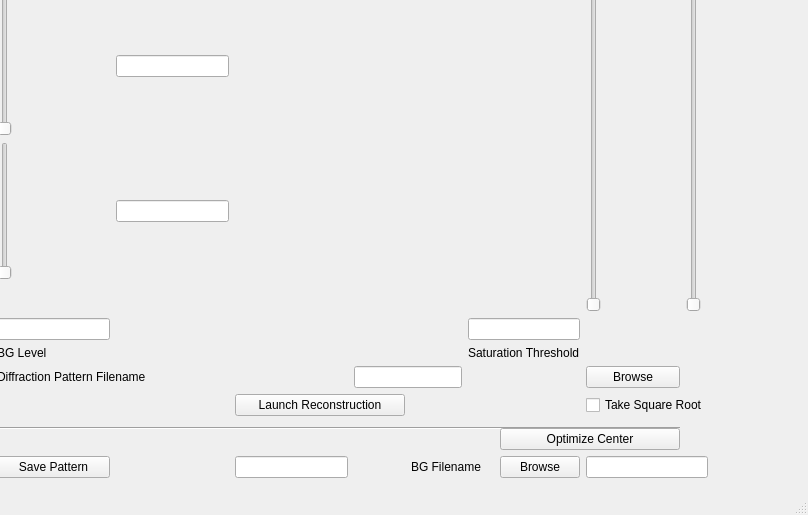
genfire-em/GENFIRE-Python, file phaseretrieval.ui: the form before one commit.
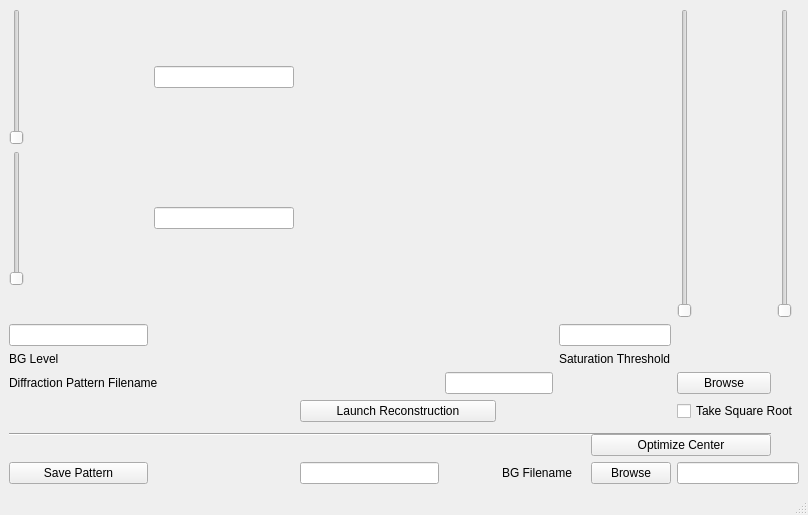
The form after the commit.

Commit message: window resized

What changed in the file:
```diff
--- a/phaseretrieval.ui
+++ b/phaseretrieval.ui
@@ -14,15 +14,8 @@
    <string>MainWindow</string>
   </property>
   <widget class="QWidget" name="centralwidget">
-   <widget class="QWidget" name="layoutWidget">
-    <property name="geometry">
-     <rect>
-      <x>-3</x>
-      <y>-3</y>
-      <width>711</width>
-      <height>481</height>
-     </rect>
-    </property>
+   <layout class="QGridLayout" name="gridLayout_2">
+    <item row="0" column="0">
     <layout class="QGridLayout" name="gridLayout">
      <item row="4" column="0">
       <widget class="QLineEdit" name="lineEdit_BGlevel"/>
@@ -197,10 +190,15 @@
       <widget class="QLineEdit" name="lineEdit_contrastHigh"/>
      </item>
      <item row="0" column="1">
-      <widget class="QLineEdit" name="lineEdit_contrastLow"/>
-     </item>
-    </layout>
-   </widget>
+       <widget class="QLineEdit" name="lineEdit_contrastLow">
+        <property name="enabled">
+         <bool>true</bool>
+        </property>
+       </widget>
+      </item>
+     </layout>
+    </item>
+   </layout>
   </widget>
   <widget class="QMenuBar" name="menubar">
    <property name="geometry">
```
Lines whose indentation alone changed are shown as unchanged. The commit also changes 5 other files.
